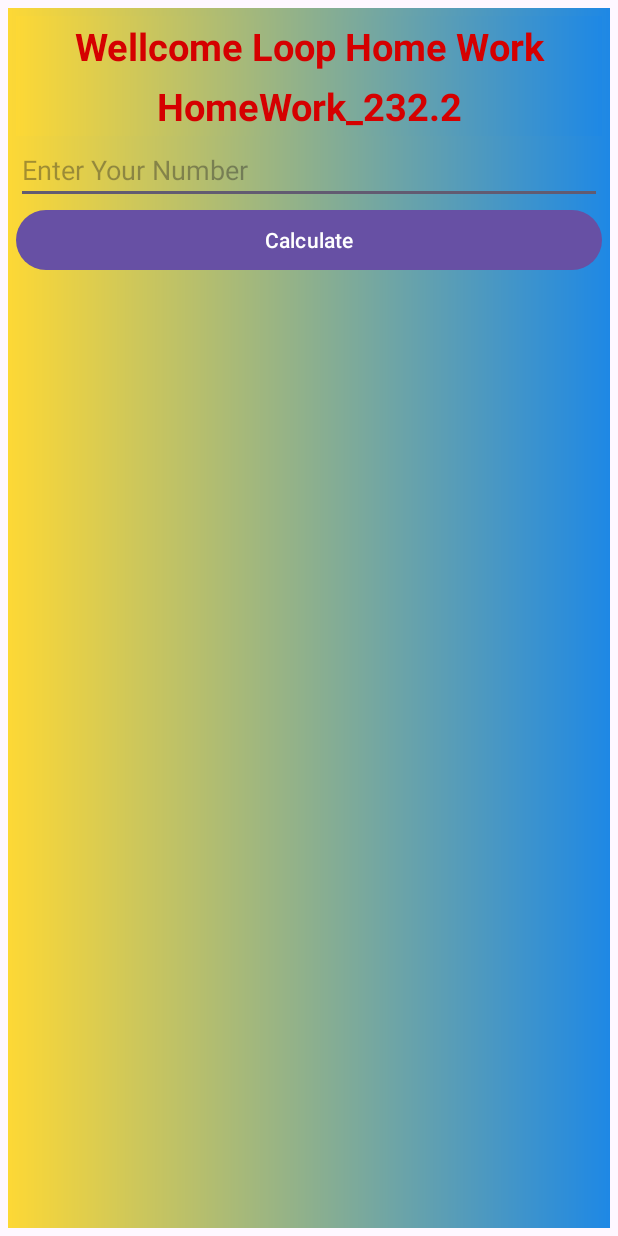
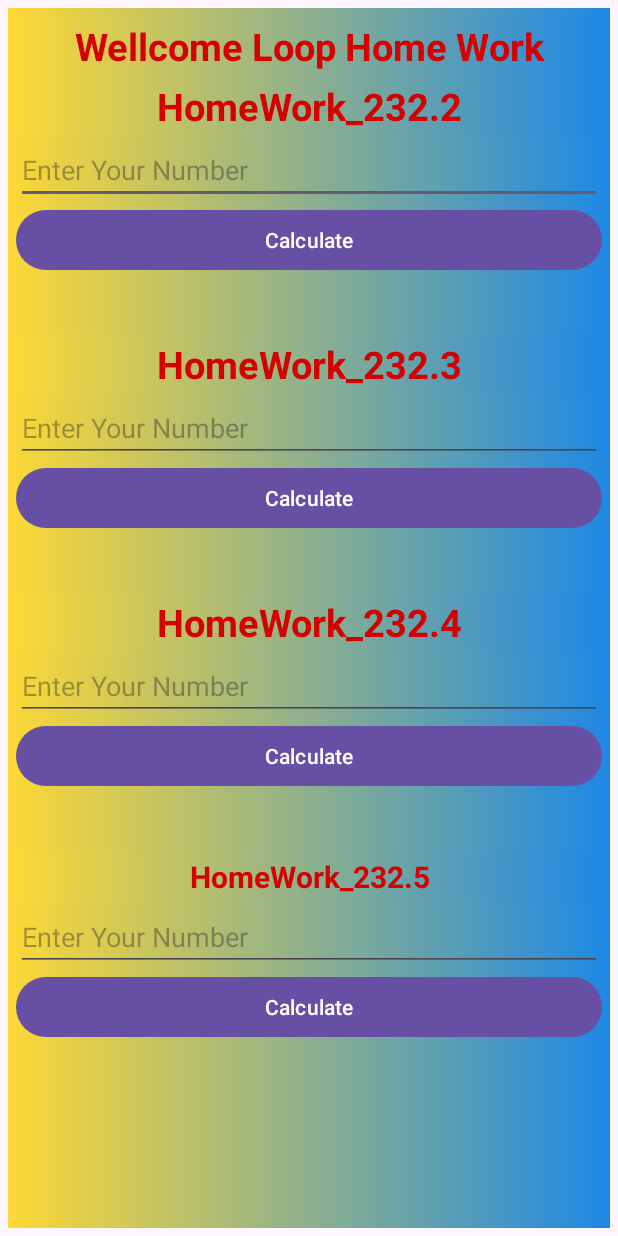
Before and after one commit to anirbanprince/All_Practice, an Android app: the layout activity_loop_hw.xml on its own in the app's theme, with its tools: preview values and no code run, on a phone screen of 412 x 824 dp. Run offline under Robolectric (Android 15) with nearby library versions, the phone set to English and light mode, and no system bars.

Commit message:
Nested For Loop

```diff
--- a/app/src/main/AndroidManifest.xml
+++ b/app/src/main/AndroidManifest.xml
@@ -16,6 +16,9 @@
         android:supportsRtl="true"
         android:theme="@style/Theme.All"
         tools:targetApi="31">
+        <activity
+            android:name=".Activity_Nested_Loop"
+            android:exported="false" />
         <activity
             android:name=".Activity_Loop_HW"
             android:exported="false" />
--- a/app/src/main/res/layout/activity_loop_hw.xml
+++ b/app/src/main/res/layout/activity_loop_hw.xml
@@ -43,6 +43,7 @@
         android:layout_height="wrap_content"
         android:hint="Enter Your Number"
         android:inputType="number"
+        android:textColor="@color/black"
         />
 
 
@@ -58,11 +59,144 @@
         android:id="@+id/tvd"
         android:layout_width="match_parent"
         android:layout_height="wrap_content"
+        android:textColor="@color/black"
         />
     <TextView
         android:id="@+id/tvd2"
         android:layout_width="match_parent"
         android:layout_height="wrap_content"
+        android:textColor="@color/black"
+        />
+
+
+
+    <TextView
+        android:layout_width="match_parent"
+        android:layout_height="40dp"
+        android:text="HomeWork_232.3"
+        android:textSize="25sp"
+        android:textStyle="bold"
+        android:gravity="center"
+        android:textColor="#D50000"
+        android:background="@drawable/main_bc_style"
+        />
+
+
+    <EditText
+        android:id="@+id/edt2"
+        android:layout_width="match_parent"
+        android:layout_height="wrap_content"
+        android:hint="Enter Your Number"
+        android:inputType="number"
+        android:textColor="@color/black"
+        />
+
+
+    <Button
+        android:id="@+id/btnCal2"
+        android:layout_width="match_parent"
+        android:layout_height="wrap_content"
+        android:text="Calculate"
+        />
+
+
+    <TextView
+        android:id="@+id/tvd22"
+        android:layout_width="match_parent"
+        android:layout_height="wrap_content"
+        android:textColor="@color/black"
+        />
+    <TextView
+        android:id="@+id/tvd222"
+        android:layout_width="match_parent"
+        android:layout_height="wrap_content"
+        android:textColor="@color/black"
+        />
+
+
+
+
+    <TextView
+        android:layout_width="match_parent"
+        android:layout_height="40dp"
+        android:text="HomeWork_232.4"
+        android:textSize="25sp"
+        android:textStyle="bold"
+        android:gravity="center"
+        android:textColor="#D50000"
+        android:background="@drawable/main_bc_style"
+        />
+
+
+    <EditText
+        android:id="@+id/edt3"
+        android:layout_width="match_parent"
+        android:layout_height="wrap_content"
+        android:hint="Enter Your Number"
+        android:inputType="number"
+        android:textColor="@color/black"
+        />
+
+
+    <Button
+        android:id="@+id/btnCal3"
+        android:layout_width="match_parent"
+        android:layout_height="wrap_content"
+        android:text="Calculate"
+        />
+
+
+    <TextView
+        android:id="@+id/tvd3"
+        android:layout_width="match_parent"
+        android:layout_height="wrap_content"
+        android:textColor="@color/black"
+        />
+    <TextView
+        android:id="@+id/tvd33"
+        android:layout_width="match_parent"
+        android:layout_height="wrap_content"
+        android:textColor="@color/black"
+        />
+
+
+
+
+    <TextView
+        android:layout_width="match_parent"
+        android:layout_height="35dp"
+        android:text="HomeWork_232.5"
+        android:textSize="20sp"
+        android:textStyle="bold"
+        android:gravity="center"
+        android:textColor="#D50000"
+        android:background="@drawable/main_bc_style"
+        />
+
+
+    <EditText
+        android:id="@+id/edt4"
+        android:layout_width="match_parent"
+        android:layout_height="wrap_content"
+        android:hint="Enter Your Number"
+        android:inputType="number"
+        android:textColor="@color/black"
+        />
+
+
+    <Button
+        android:id="@+id/btnCal4"
+        android:layout_width="match_parent"
+        android:layout_height="wrap_content"
+        android:text="Calculate"
+        />
+
+
+    <TextView
+        android:id="@+id/tvd4"
+        android:layout_width="match_parent"
+        android:layout_height="wrap_content"
+        android:textColor="@color/black"
         />
 
 
@@ -74,9 +208,4 @@
 
 
 
-
-
-
-
-
 </LinearLayout>
--- a/app/src/main/res/layout/activity_main.xml
+++ b/app/src/main/res/layout/activity_main.xml
@@ -162,11 +162,11 @@
             />
 
         <Button
-            android:id="@+id/btntxt2sp"
+            android:id="@+id/btnNestedLoop"
             android:layout_width="match_parent"
             android:layout_height="wrap_content"
             android:layout_marginTop="5dp"
-            android:text="Text2Speace"
+            android:text="Nested Loop"
             android:layout_weight="1"
             />
 
```
Also changed, not shown: app/src/main/java/com/proseobd/all/Activity_Loop_HW.java (+37 -7 lines), app/src/main/java/com/proseobd/all/Activity_Nested_Loop.java (added, +103 -0 lines), app/src/main/java/com/proseobd/all/MainActivity.java (+18 -1 lines), app/src/main/res/layout/activity_nested_loop.xml (added, +98 -0 lines).
